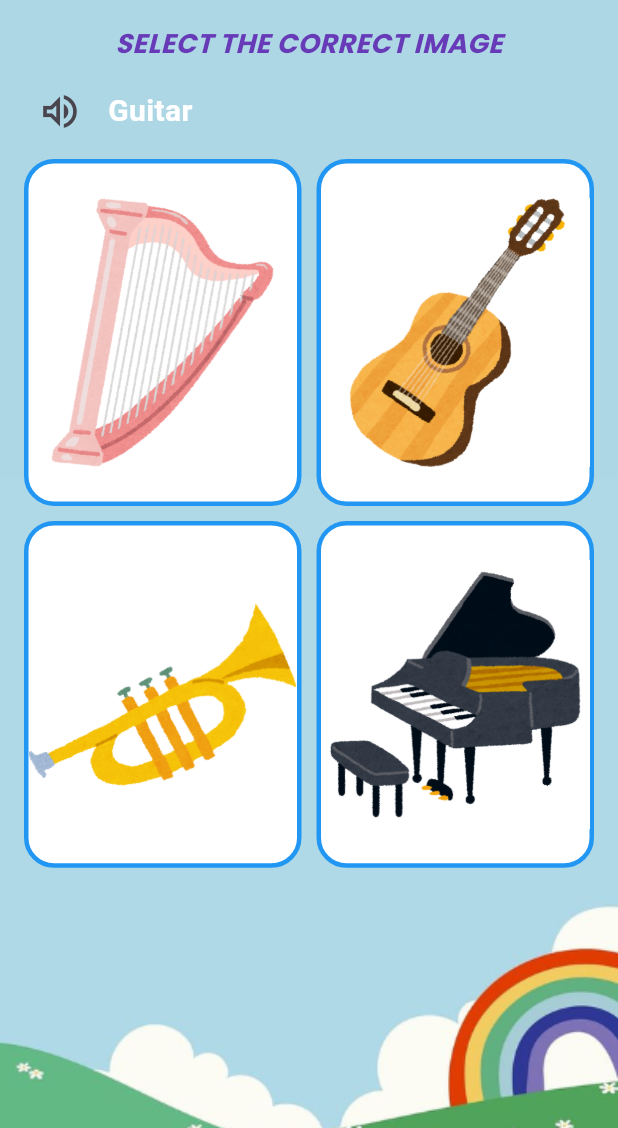
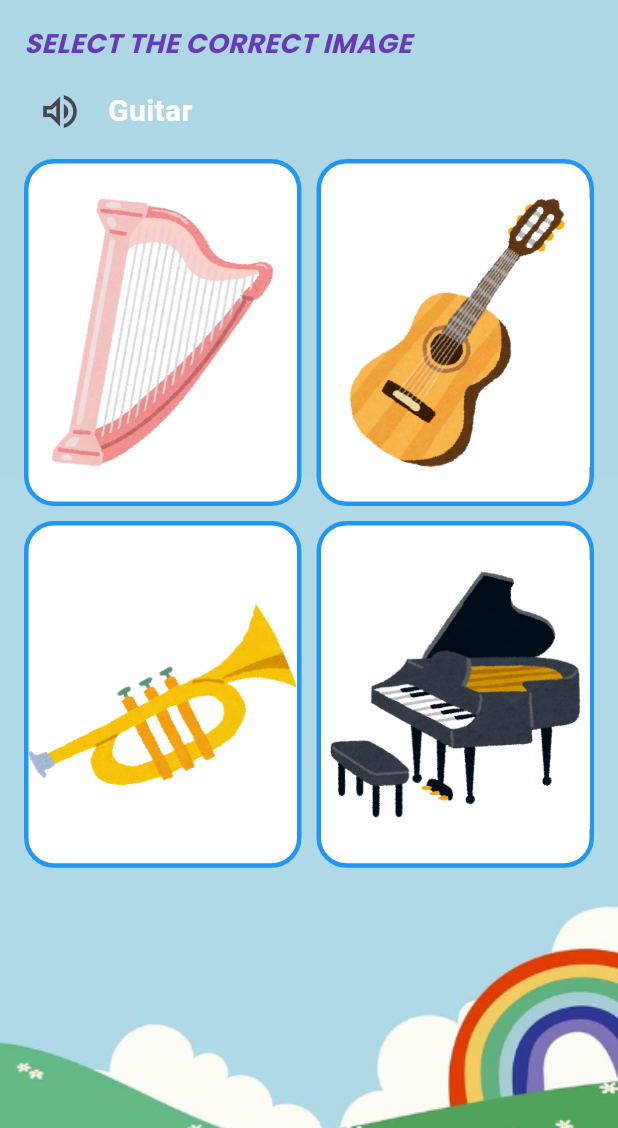
Before and after one commit to Lorlaaang/fap_group5, a Flutter app: the QuizInstrumentsPage screen opened directly, after a tap on the "volume up" icon, on a phone screen of 412 x 824 dp, the part 108-1236 px from its top. Run offline on Flutter 3.47's test engine with Material 3 defaults, Android fonts, the phone set to English and light mode, and no system bars; our stand-ins replace audioplayers, rflutter_alert.

Commit message:
finished quiz instrument page

```diff
--- a/lib/quiz/quiz_instruments.dart
+++ b/lib/quiz/quiz_instruments.dart
@@ -211,9 +211,10 @@ class _QuizInstrumentsPageState extends State<QuizInstrumentsPage> {
               ),
             ),
           ),
+          // Main Content
           Column(
             children: [
-              // Header with Back Button
+              // Header
               Container(
                 padding: EdgeInsets.symmetric(vertical: 12),
                 color: Colors.green,
@@ -240,22 +241,21 @@ class _QuizInstrumentsPageState extends State<QuizInstrumentsPage> {
                   ],
                 ),
               ),
+              // Content
               Expanded(
                 child: Padding(
                   padding: const EdgeInsets.all(16.0),
                   child: Column(
+                    crossAxisAlignment: CrossAxisAlignment.start,
                     children: [
                       // Question Section
-                      // Update the Question Section in quiz_instruments.dart:
-                      Container(
-                        child: Text(
+                      Text(
                         'SELECT THE CORRECT IMAGE',
                         style: TextStyle(
                           fontSize: 18,
                           fontStyle: FontStyle.italic,
                           color: Colors.deepPurple,
                           fontFamily: 'Poppins',
-                          ),
                         ),
                       ),
                       Padding(
@@ -267,9 +267,7 @@ class _QuizInstrumentsPageState extends State<QuizInstrumentsPage> {
                                 Icons.volume_up_outlined,
                                 size: 30,
                               ),
-                              onPressed: () {
-                                _playQuestionSound();
-                              },
+                              onPressed: _playQuestionSound,
                             ),
                             SizedBox(width: 8.0),
                             Text(
@@ -283,11 +281,10 @@ class _QuizInstrumentsPageState extends State<QuizInstrumentsPage> {
                           ],
                         ),
                       ),
-                      // Grid of Options
+                      // Grid Section
                       Expanded(
                         child: GridView.builder(
-                          gridDelegate:
-                          SliverGridDelegateWithFixedCrossAxisCount(
+                          gridDelegate: SliverGridDelegateWithFixedCrossAxisCount(
                             crossAxisCount: 2,
                             crossAxisSpacing: 10,
                             mainAxisSpacing: 10,
```
Lines whose indentation alone changed are shown as unchanged.
